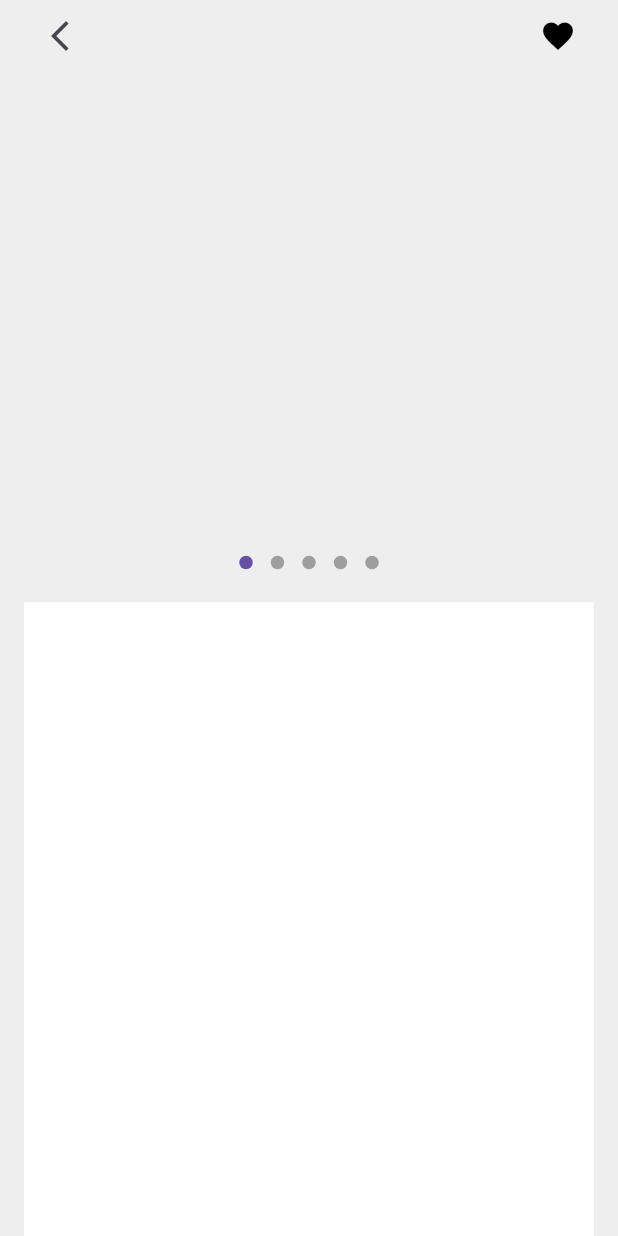
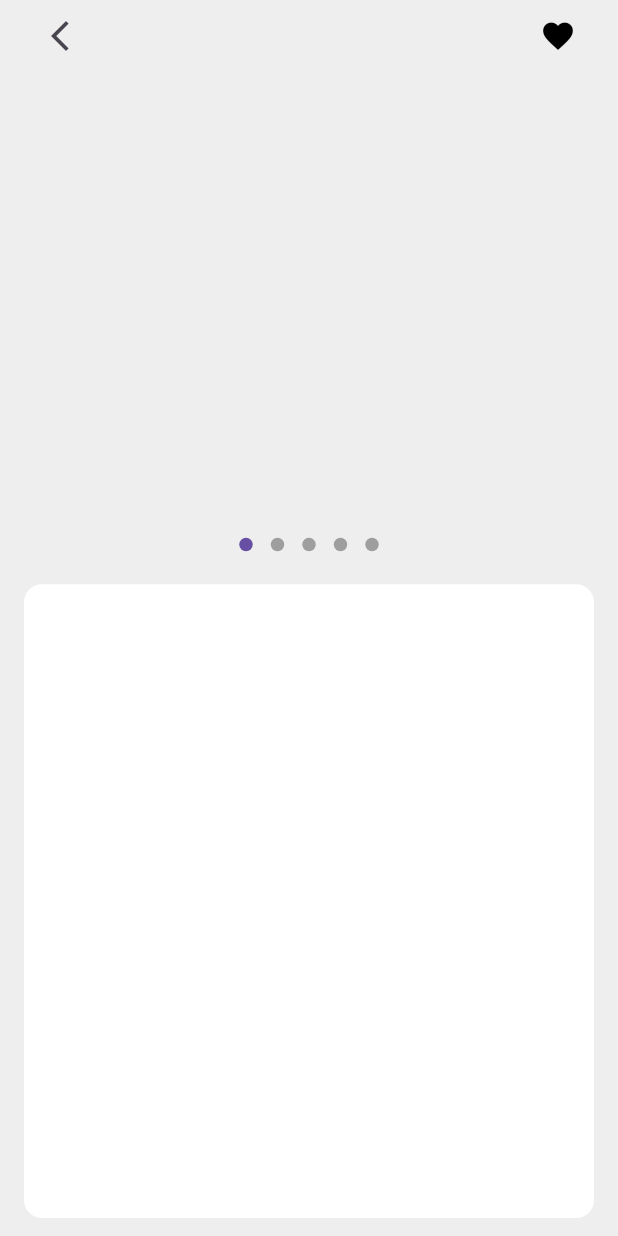
Before and after one commit to JAICHANGPARK/flutter_notebook_chapter_49, a Flutter app: the ECommerceDetailPage screen opened directly, on a phone screen of 412 x 824 dp. Run offline on Flutter 3.47's test engine with Material 3 defaults, Android fonts, the phone set to English and light mode, and no system bars; drawn by our look-alikes of dots_indicator; our stand-ins replace gap, google_fonts.

Commit message:
Update e_commerce_detail_page.dart

```diff
--- a/lib/ep2451_e_commerce_app/ui/e_commerce_detail_page.dart
+++ b/lib/ep2451_e_commerce_app/ui/e_commerce_detail_page.dart
@@ -27,6 +27,7 @@ class _ECommerceDetailPageState extends State<ECommerceDetailPage> {
           Positioned.fill(
             left: 16,
             right: 16,
+            bottom: 12,
             child: SafeArea(
               child: Column(
                 spacing: 16,
@@ -49,7 +50,10 @@ class _ECommerceDetailPageState extends State<ECommerceDetailPage> {
                   DotsIndicator(dotsCount: 5),
                   Container(
                     height: MediaQuery.sizeOf(context).height / 1.95,
-                    decoration: BoxDecoration(color: Colors.white),
+                    decoration: BoxDecoration(
+                      color: Colors.white,
+                      borderRadius: BorderRadius.circular(12),
+                    ),
                   ),
                 ],
               ),
```
